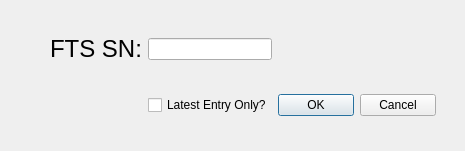
Old version of the form loadSNWindow.ui in the repository everly-aem/SVCTK-ops.
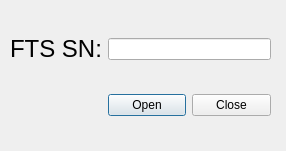
New version of the form.

What changed in the file:
```diff
--- a/loadSNWindow.ui
+++ b/loadSNWindow.ui
@@ -6,7 +6,7 @@
    <rect>
     <x>0</x>
     <y>0</y>
-    <width>465</width>
+    <width>286</width>
     <height>151</height>
    </rect>
   </property>
@@ -16,43 +16,26 @@
   <widget class="QWidget" name="gridLayoutWidget">
    <property name="geometry">
     <rect>
-     <x>50</x>
+     <x>10</x>
      <y>10</y>
-     <width>386</width>
+     <width>261</width>
      <height>131</height>
     </rect>
    </property>
    <layout class="QGridLayout" name="gridLayout">
+    <item row="0" column="1">
+     <widget class="QLineEdit" name="lineEdit"/>
+    </item>
     <item row="1" column="1">
-     <widget class="QCheckBox" name="checkBox">
-      <property name="text">
-       <string>Latest Entry Only?</string>
-      </property>
-     </widget>
-    </item>
-    <item row="1" column="2">
      <widget class="QDialogButtonBox" name="buttonBox">
       <property name="standardButtons">
-       <set>QDialogButtonBox::Cancel|QDialogButtonBox::Ok</set>
+       <set>QDialogButtonBox::Close|QDialogButtonBox::Open</set>
+      </property>
+      <property name="centerButtons">
+       <bool>true</bool>
       </property>
      </widget>
     </item>
-    <item row="0" column="2">
-     <spacer name="horizontalSpacer">
-      <property name="orientation">
-       <enum>Qt::Horizontal</enum>
-      </property>
-      <property name="sizeHint" stdset="0">
-       <size>
-        <width>40</width>
-        <height>20</height>
-       </size>
-      </property>
-     </spacer>
-    </item>
-    <item row="0" column="1">
-     <widget class="QLineEdit" name="lineEdit"/>
-    </item>
     <item row="0" column="0">
      <widget class="QLabel" name="label_2">
       <property name="font">
```
Left out of the diff: 35 changed lines with no effect on the pictures.
